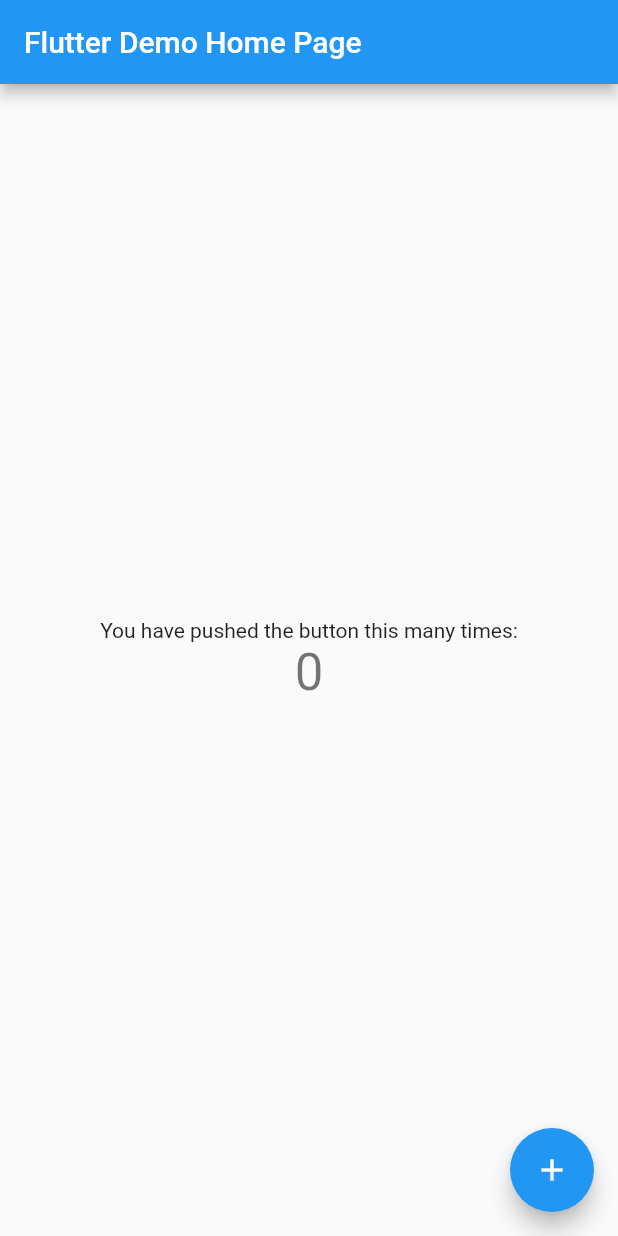
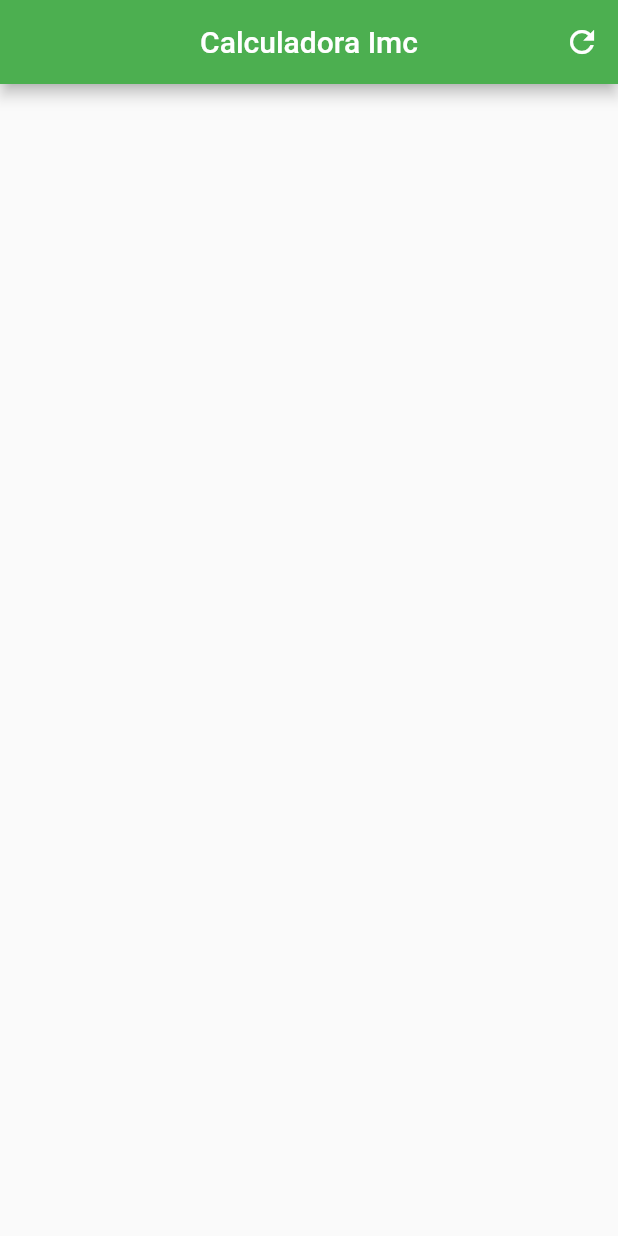
Before and after one commit to Grasyynha/calculadora_imc, a Flutter app: the screen it shows after launch, on a phone screen of 412 x 824 dp. Run offline on Flutter 3.47's test engine with Material 2 defaults, Android fonts, the phone set to English and light mode, and no system bars.

Commit message:
Criação barra superior

```diff
--- a/lib/main.dart
+++ b/lib/main.dart
@@ -1,111 +1,30 @@
 import 'package:flutter/material.dart';
 
-void main() => runApp(MyApp());
+void main() {
+  runApp(MaterialApp(
+    home: Home(),
+  ));
+}
 
-class MyApp extends StatelessWidget {
-  // This widget is the root of your application.
+class Home extends StatefulWidget {
+  @override
+  _HomeState createState() => _HomeState();
+}
+
+class _HomeState extends State<Home> {
   @override
   Widget build(BuildContext context) {
-    return MaterialApp(
-      title: 'Flutter Demo',
-      theme: ThemeData(
-        // This is the theme of your application.
-        //
-        // Try running your application with "flutter run". You'll see the
-        // application has a blue toolbar. Then, without quitting the app, try
-        // changing the primarySwatch below to Colors.green and then invoke
-        // "hot reload" (press "r" in the console where you ran "flutter run",
-        // or simply save your changes to "hot reload" in a Flutter IDE).
-        // Notice that the counter didn't reset back to zero; the application
-        // is not restarted.
-        primarySwatch: Colors.blue,
+    return Scaffold(
+      appBar: AppBar(
+        title: Text("Calculadora Imc"),
+        centerTitle: true,
+        backgroundColor: Colors.green,
+        actions: <Widget>[
+          IconButton(icon: Icon(Icons.refresh),
+          onPressed: () {},
+          )
+        ],
       ),
-      home: MyHomePage(title: 'Flutter Demo Home Page'),
     );
   }
 }
-
-class MyHomePage extends StatefulWidget {
-  MyHomePage({Key key, this.title}) : super(key: key);
-
-  // This widget is the home page of your application. It is stateful, meaning
-  // that it has a State object (defined below) that contains fields that affect
-  // how it looks.
-
-  // This class is the configuration for the state. It holds the values (in this
-  // case the title) provided by the parent (in this case the App widget) and
-  // used by the build method of the State. Fields in a Widget subclass are
-  // always marked "final".
-
-  final String title;
-
-  @override
-  _MyHomePageState createState() => _MyHomePageState();
-}
-
-class _MyHomePageState extends State<MyHomePage> {
-  int _counter = 0;
-
-  void _incrementCounter() {
-    setState(() {
-      // This call to setState tells the Flutter framework that something has
-      // changed in this State, which causes it to rerun the build method below
-      // so that the display can reflect the updated values. If we changed
-      // _counter without calling setState(), then the build method would not be
-      // called again, and so nothing would appear to happen.
-      _counter++;
-    });
-  }
-
-  @override
-  Widget build(BuildContext context) {
-    // This method is rerun every time setState is called, for instance as done
-    // by the _incrementCounter method above.
-    //
-    // The Flutter framework has been optimized to make rerunning build methods
-    // fast, so that you can just rebuild anything that needs updating rather
-    // than having to individually change instances of widgets.
-    return Scaffold(
-      appBar: AppBar(
-        // Here we take the value from the MyHomePage object that was created by
-        // the App.build method, and use it to set our appbar title.
-        title: Text(widget.title),
-      ),
-      body: Center(
-        // Center is a layout widget. It takes a single child and positions it
-        // in the middle of the parent.
-        child: Column(
-          // Column is also layout widget. It takes a list of children and
-          // arranges them vertically. By default, it sizes itself to fit its
-          // children horizontally, and tries to be as tall as its parent.
-          //
-          // Invoke "debug painting" (press "p" in the console, choose the
-          // "Toggle Debug Paint" action from the Flutter Inspector in Android
-          // Studio, or the "Toggle Debug Paint" command in Visual Studio Code)
-          // to see the wireframe for each widget.
-          //
-          // Column has various properties to control how it sizes itself and
-          // how it positions its children. Here we use mainAxisAlignment to
-          // center the children vertically; the main axis here is the vertical
-          // axis because Columns are vertical (the cross axis would be
-          // horizontal).
-          mainAxisAlignment: MainAxisAlignment.center,
-          children: <Widget>[
-            Text(
-              'You have pushed the button this many times:',
-            ),
-            Text(
-              '$_counter',
-              style: Theme.of(context).textTheme.display1,
-            ),
-          ],
-        ),
-      ),
-      floatingActionButton: FloatingActionButton(
-        onPressed: _incrementCounter,
-        tooltip: 'Increment',
-        child: Icon(Icons.add),
-      ), // This trailing comma makes auto-formatting nicer for build methods.
-    );
-  }
-}
```
Also changed, not shown: 1 other file.
